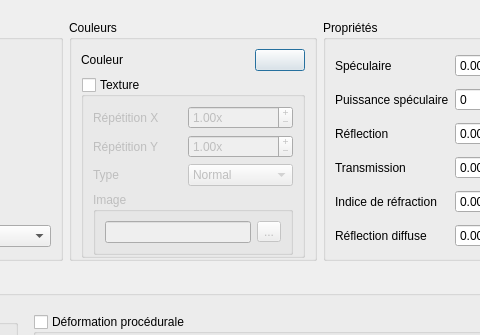
Old version of the form editMaterialDialog.ui in the repository gaelduplessix/raytracer-42; both pictures show x 206 to 686 and y 0 to 335 of the 798 by 651 pixel window.
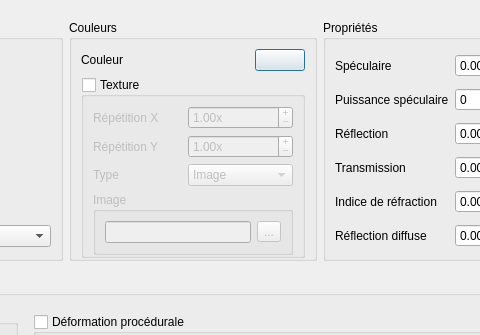
New version of the form. Icons and pictures are not drawn.

Diff of the .ui file:
```diff
--- a/editMaterialDialog.ui
+++ b/editMaterialDialog.ui
@@ -180,7 +180,7 @@
              <widget class="QComboBox" name="_textureType">
               <item>
                <property name="text">
-                <string>Normal</string>
+                <string>Image</string>
                </property>
               </item>
               <item>
```
